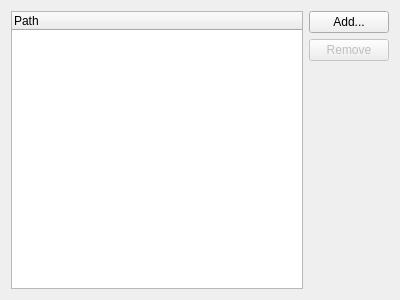
The window that src/options-pages/libraries.ui (n7space/asn1scc.IDE) describes before a commit, drawn with Qt 5.
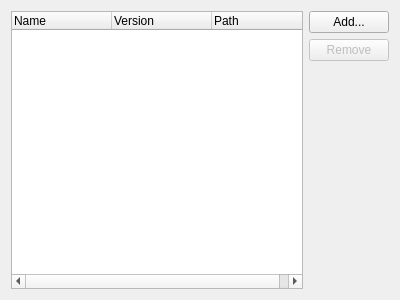
The same window after the commit.

Commit message: ASNIDE-189 more columns added to 'Libraries' settings page

```diff
--- a/src/options-pages/libraries.ui
+++ b/src/options-pages/libraries.ui
@@ -16,6 +16,16 @@
   <layout class="QHBoxLayout" name="horizontalLayout">
    <item>
     <widget class="QTreeWidget" name="treeWidget">
+     <column>
+      <property name="text">
+       <string>Name</string>
+      </property>
+     </column>
+     <column>
+      <property name="text">
+       <string>Version</string>
+      </property>
+     </column>
      <column>
       <property name="text">
        <string>Path</string>
```
The commit also changes 8 other files.
